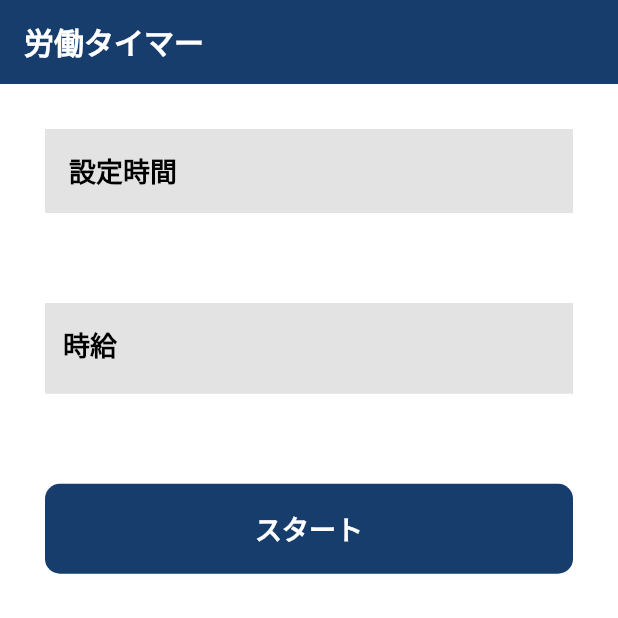
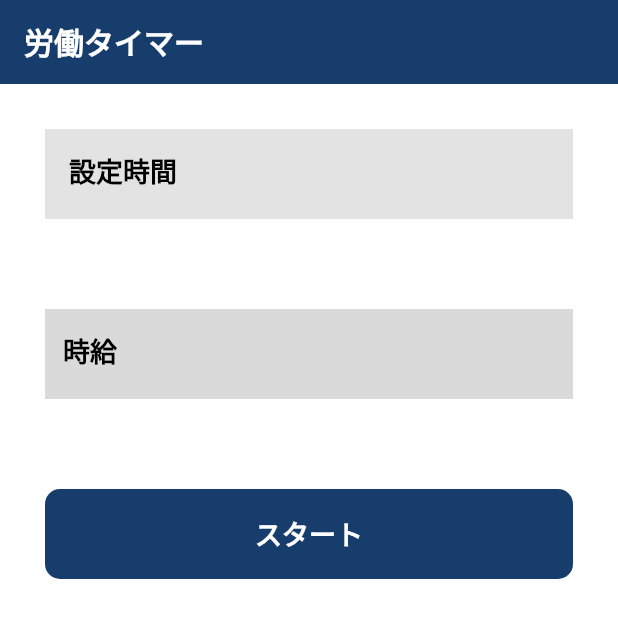
Before and after one commit to iseruuuuu/working_money_timer_app, a Flutter app: the screen it shows after launch, on a phone screen of 412 x 824 dp. Shown: the top 618 px of the screen. Run offline on Flutter 3.47's test engine with Material 2 defaults, Android fonts, the light colour scheme and no system bars; our stand-ins replace flutter_riverpod, freezed_annotation, stop_watch_timer.

Commit message:
fix1.0: ３つのWidgetのHeight・Widthを固定した（60）

```diff
--- a/lib/screen/timer_set/timer_set_screen.dart
+++ b/lib/screen/timer_set/timer_set_screen.dart
@@ -31,11 +31,15 @@ class TimerSetScreen extends ConsumerWidget {
           children: [
             Padding(
               padding: const EdgeInsets.all(30),
+              child: Container(
+                width: context.screenWidth - 60,
+                height: 60,
+                color: ColorConstants.timerSetTileColor,
                 child: ListTile(
-                tileColor: ColorConstants.timerSetTileColor,
                   leading: Text('設定時間', style: StyleConstants.titleStyle),
                   trailing: Text(
-                  (state.workingTime.minute == 0 && state.workingTime.hour == 0)
+                    (state.workingTime.minute == 0 &&
+                            state.workingTime.hour == 0)
                         ? ''
                         : '${state.workingTime.hour}時間${state.workingTime.minute}分',
                     style: StyleConstants.timeStyle,
@@ -45,8 +49,13 @@ class TimerSetScreen extends ConsumerWidget {
                       .setTime(context),
                 ),
               ),
+            ),
             Padding(
               padding: const EdgeInsets.all(30),
+              child: Container(
+                width: context.screenWidth - 60,
+                height: 60,
+                color: ColorConstants.timerSetTileColor,
                 child: TextField(
                   onChanged: (value) => ref
                       .read(timerSetScreenStateNotifierProvider.notifier)
@@ -56,16 +65,16 @@ class TimerSetScreen extends ConsumerWidget {
                   decoration: InputDecoration(
                     labelText: '時給',
                     labelStyle: StyleConstants.titleStyle,
-                  fillColor: ColorConstants.timerSetTileColor,
                     filled: true,
                     border: InputBorder.none,
+                  ),
                 ),
               ),
             ),
             Padding(
               padding: const EdgeInsets.all(30),
               child: SizedBox(
-                width: context.screenWidth,
+                width: context.screenWidth - 60,
                 height: 60,
                 child: ElevatedButton(
                   onPressed: () => ref
```
Lines whose indentation alone changed are shown as unchanged.
